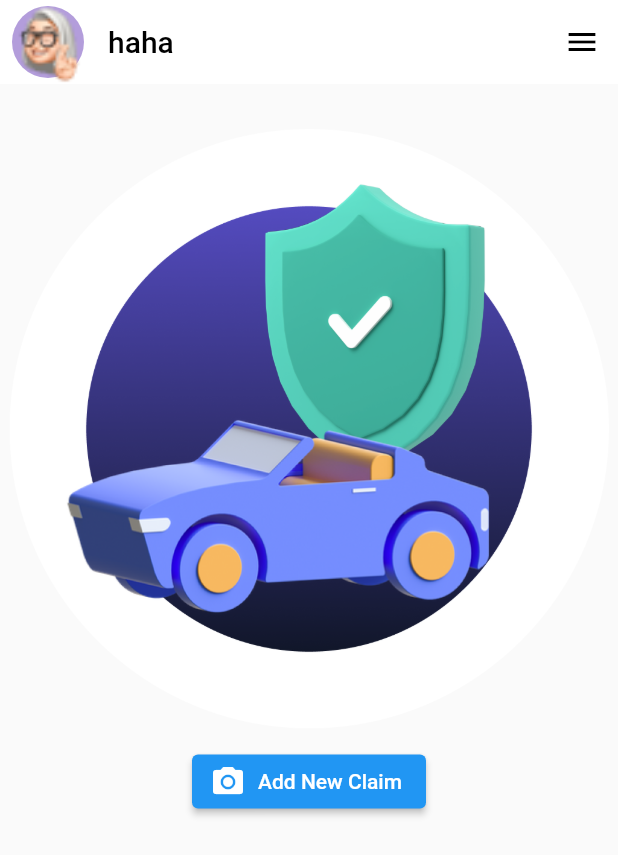
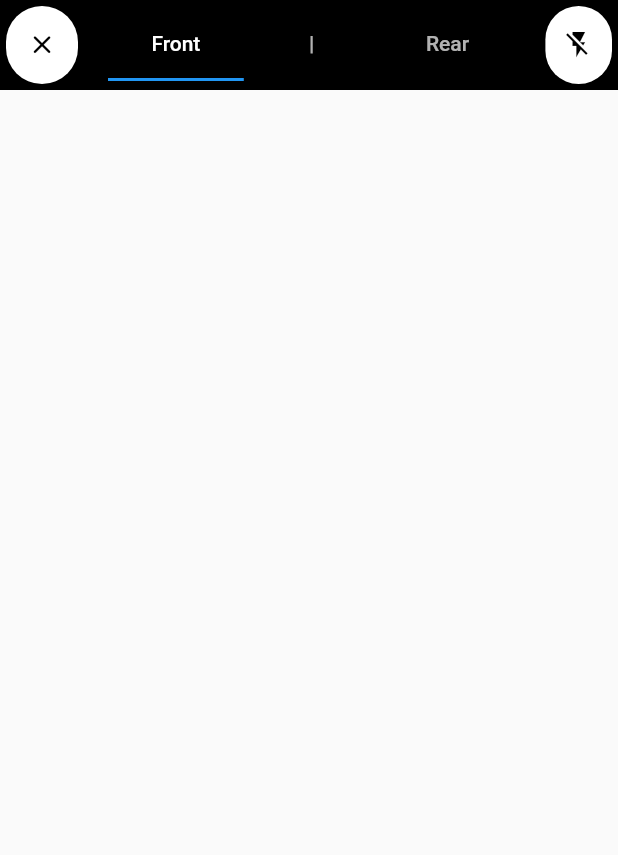
Before and after one commit to daothelinh/sps_demo, a Flutter app: the HomePage screen opened by its route, after a tap on "Add New Claim", on a phone screen of 412 x 824 dp. Shown: the top 855 px of the screen. Run offline on Flutter 3.47's test engine with Material 2 defaults, Android fonts, the phone set to English and light mode, and no system bars; our stand-ins replace either_dart, equatable, get, get_storage, logger, pull_to_refresh and 1 more; accounts and stored records are empty; Roboto replaces fonts that are missing (assets/fonts/SVN-Gilroy-Bold.ttf).

Commit message:
new_claim_update

```diff
--- a/lib/core/values/strings.dart
+++ b/lib/core/values/strings.dart
@@ -11,4 +11,9 @@ class AppStrings {
 
   //home_page
   static const String logOut = 'Log Out';
+
+  //cam_page
+  static const String frontCam = 'Front';
+  static const String rearCam = 'Rear';
+  static const String spaceCam = '|';
 }
--- /dev/null
+++ b/lib/features/ai_mode_claim/presentation/pages/ai_mode_camera.dart
@@ -0,0 +1,84 @@
+import 'package:flutter/cupertino.dart';
+import 'package:flutter/material.dart';
+import 'package:get/get.dart';
+import 'package:sps_demo/core/values/strings.dart';
+import 'package:sps_demo/features/home/home_page.dart';
+
+class AIModeCamera extends GetView<Widget> {
+  const AIModeCamera({Key? key}) : super(key: key);
+
+  @override
+  Widget build(BuildContext context) {
+    return WillPopScope(
+      onWillPop: () async {
+        return false;
+      },
+      child: DefaultTabController(
+        length: 3,
+        child: Scaffold(
+          appBar: AppBar(
+            automaticallyImplyLeading: false,
+            elevation: 0,
+            backgroundColor: Colors.black,
+            // leadingWidth: 0,
+            toolbarHeight: 60,
+            leading: Padding(
+              padding: const EdgeInsets.all(4.0),
+              child: CupertinoButton(
+                borderRadius: BorderRadius.circular(35),
+                padding: EdgeInsets.zero,
+                color: Colors.white,
+                child: const Padding(
+                  padding: EdgeInsets.symmetric(horizontal: 12),
+                  child: Icon(
+                    Icons.close_rounded,
+                    color: Colors.black,
+                  ),
+                ),
+                onPressed: () {
+                  Get.to(() => const HomePage());
+                },
+              ),
+            ),
+            title: const TabBar(
+              // controller: controller.tabController,
+              tabs: [
+                Tab(
+                  text: AppStrings.frontCam,
+                ),
+                Tab(
+                  text: AppStrings.spaceCam,
+                ),
+                Tab(
+                  text: AppStrings.rearCam,
+                )
+              ],
+            ),
+            actions: [
+              Padding(
+                padding: const EdgeInsets.all(4.0),
+                child: CupertinoButton(
+                    borderRadius: BorderRadius.circular(35),
+                    padding: EdgeInsets.zero,
+                    color: Colors.white,
+                    child: const Padding(
+                      padding: EdgeInsets.symmetric(horizontal: 12),
+                      child: Icon(
+                        Icons.flash_off,
+                        color: Colors.black,
+                      ),
+                    ),
+                    onPressed: () {}),
+              )
+            ],
+          ),
+          // body: CameraAwesome(
+          //   testMode: false,
+          //   photoSize: controller.photoSize,
+          //   sensor: controller.sensor,
+          //   captureMode: controller.captureMode,),
+        ),
+      ),
+    );
+  }
+}
--- a/lib/features/home/home_page.dart
+++ b/lib/features/home/home_page.dart
@@ -1,5 +1,6 @@
 import 'package:flutter/material.dart';
 import 'package:get/get.dart';
+import 'package:sps_demo/features/ai_mode_claim/presentation/pages/ai_mode_camera.dart';
 import 'package:sps_demo/features/home/presentation/controller/home_controller.dart';
 
 import '../../core/services/local_storage_service.dart';
@@ -46,7 +47,9 @@ class HomePage extends GetView<HomeController> {
           height: 5,
         ),
         ElevatedButton.icon(
-            onPressed: () {},
+            onPressed: () {
+              Get.to(() => const AIModeCamera());
+            },
             icon: const Icon(Icons.camera_alt),
             label: const Text('Add New Claim'))
       ],
--- a/pubspec.yaml
+++ b/pubspec.yaml
@@ -41,6 +41,9 @@ dependencies:
   equatable: ^2.0.5
   pull_to_refresh: ^2.0.0
   # flutter_flavor: ^3.1.1
+  camerawesome: ^0.3.3
+  image_picker: ^0.8.5+3
+  screenshot: ^1.2.3
 dev_dependencies:
   flutter_test:
     sdk: flutter
```
Also changed, not shown: lib/features/ai_mode_claim/presentation/controller/ai_mode_camera_controller.dart (added, +569 -0 lines), pubspec.lock, 1 other file.
